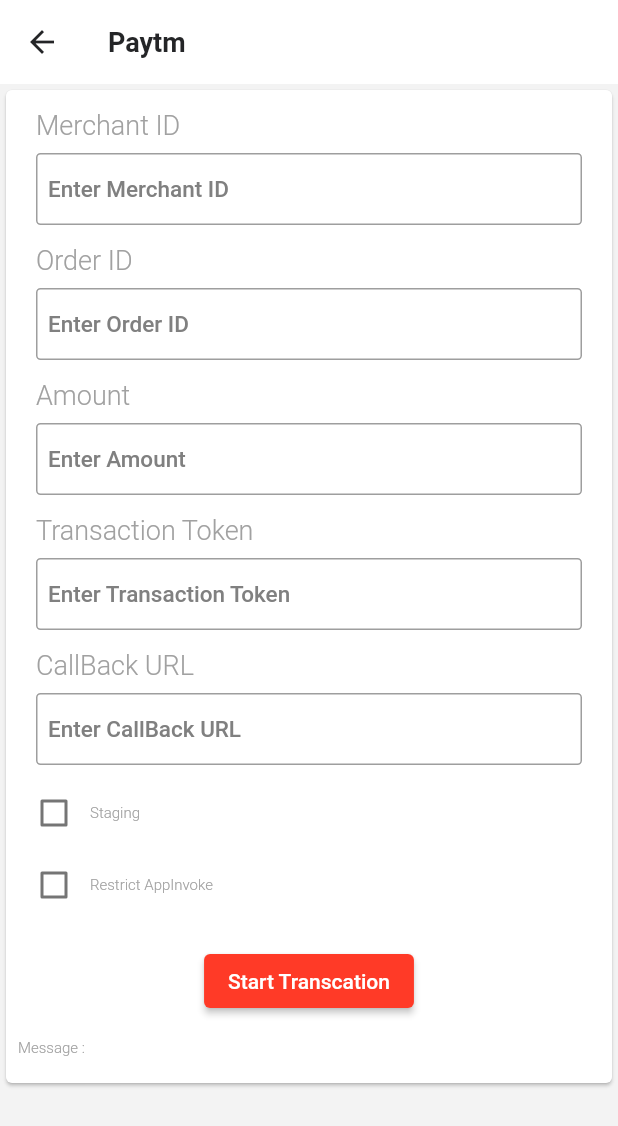
After one commit to fozlerabbi321/all_payment_gateway_flutter, a Flutter app: the PaytmScreen screen opened directly, after a tap on "Start Transcation", on a phone screen of 412 x 824 dp. The commit adds this screen. Shown: the top 1126 px of the screen. Run offline on Flutter 3.47's test engine with Material 2 defaults, Android fonts, the phone set to English and light mode, and no system bars; our stand-ins replace flutter_spinkit, flutter_svg, get, get_storage, google_fonts, shared_preferences; missing offline and left inert: flutter_braintree, flutter_paypal, flutter_paystack, flutter_sslcommerz, flutter_stripe, flutterwave and 2 more; accounts and stored records are empty; network calls fail.

Commit message:
Added paytm payment gateway

```diff
--- a/lib/constants/strings.dart
+++ b/lib/constants/strings.dart
@@ -43,6 +43,8 @@ String kPayStackPublicKey = 'pk_test_d6c9db1c01e54ef274b80c6c5138bcdad41da3c3';
 String kWavePublicKey = 'FLWPUBK_TEST-b100340af976af485842813badb813b9-X';
 String kWaveSecretKey= 'FLWSECK_TEST-d0a5f60a8bf8f7bb7ac05ca75867a0c0-X';
 String kWaveEncryptionKey= 'FLWSECK_TESTb007f3a37e82';
+const String tokenizationKey = 'sandbox_8hxpnkht_kzdtzv2btm4p7s5j';
+
 ///****Don't change***
 const String topicName = 'web_app';
 const int timeoutRequest = 60;
--- a/lib/view/screens/gateway/braintree_screen.dart
+++ b/lib/view/screens/gateway/braintree_screen.dart
@@ -1,5 +1,7 @@
 import 'package:flutter/material.dart';
 import 'package:flutter_braintree/flutter_braintree.dart';
+
+import '../../../constants/strings.dart';
 
 class BraintreeScreen extends StatefulWidget {
   const BraintreeScreen({Key? key}) : super(key: key);
@@ -9,7 +11,6 @@ class BraintreeScreen extends StatefulWidget {
 }
 
 class _MyAppState extends State<BraintreeScreen> {
-  static const String tokenizationKey = 'sandbox_8hxpnkht_kzdtzv2btm4p7s5j';
 
   void showNonce(BraintreePaymentMethodNonce nonce) {
     showDialog(
--- /dev/null
+++ b/lib/view/screens/gateway/paytm_screeen.dart
@@ -0,0 +1,141 @@
+import 'dart:developer';
+
+import 'package:flutter/material.dart';
+import 'dart:async';
+import 'package:flutter/services.dart';
+import 'package:get/get.dart';
+import 'package:paytm_allinonesdk/paytm_allinonesdk.dart';
+import 'widgets/text_filed.dart';
+
+class PaytmScreen extends StatefulWidget {
+  const PaytmScreen({Key? key}) : super(key: key);
+
+  @override
+  State<StatefulWidget> createState() {
+    return _HomeScreenState();
+  }
+}
+
+class _HomeScreenState extends State<PaytmScreen> {
+  String mid = "", orderId = "", amount = "", txnToken = "";
+  String result = "";
+  bool isStaging = false;
+  bool isApiCallInprogress = false;
+  String callbackUrl = "";
+  bool restrictAppInvoke = false;
+  bool enableAssist = true;
+
+  @override
+  void initState() {
+    log("initState");
+    super.initState();
+  }
+
+  @override
+  Widget build(BuildContext context) {
+    return Scaffold(
+      appBar: AppBar(title: Text("Paytm".tr),),
+      body: Card(
+        child: SingleChildScrollView(
+          child: Container(
+            margin: const EdgeInsets.all(8),
+            child: Column(
+              children: <Widget>[
+                EditText('Merchant ID', mid, onChange: (val) => mid = val),
+                EditText('Order ID', orderId, onChange: (val) => orderId = val),
+                EditText('Amount', amount, onChange: (val) => amount = val),
+                EditText('Transaction Token', txnToken,
+                    onChange: (val) => txnToken = val),
+                EditText('CallBack URL', callbackUrl,
+                    onChange: (val) => callbackUrl = val),
+                Row(
+                  children: <Widget>[
+                    Checkbox(
+                        activeColor: Theme.of(context).disabledColor,
+                        value: isStaging,
+                        onChanged: (bool? val) {
+                          setState(() {
+                            isStaging = val!;
+                          });
+                        }),
+                    const Text("Staging")
+                  ],
+                ),
+                Row(
+                  children: <Widget>[
+                    Checkbox(
+                        activeColor: Theme.of(context).disabledColor,
+                        value: restrictAppInvoke,
+                        onChanged: (bool? val) {
+                          setState(() {
+                            restrictAppInvoke = val!;
+                          });
+                        }),
+                    const Text("Restrict AppInvoke")
+                  ],
+                ),
+                Container(
+                  margin: const EdgeInsets.all(16),
+                  child: ElevatedButton(
+                    onPressed: isApiCallInprogress
+                        ? null
+                        : () {
+                      _startTransaction();
+                    },
+                    child: const Text('Start Transcation'),
+                  ),
+                ),
+                Container(
+                  alignment: Alignment.bottomLeft,
+                  child: const Text("Message : "),
+                ),
+                Text(result),
+              ],
+            ),
+          ),
+        ),
+      ),
+    );
+  }
+
+  Future<void> _startTransaction() async {
+    if (txnToken.isEmpty) {
+      return;
+    }
+    var sendMap = <String, dynamic>{
+      "mid": mid,
+      "orderId": orderId,
+      "amount": amount,
+      "txnToken": txnToken,
+      "callbackUrl": callbackUrl,
+      "isStaging": isStaging,
+      "restrictAppInvoke": restrictAppInvoke,
+      "enableAssist": enableAssist
+    };
+    log(sendMap.toString());
+    try {
+      var response = AllInOneSdk.startTransaction(mid, orderId, amount,
+          txnToken, callbackUrl, isStaging, restrictAppInvoke, enableAssist);
+      response.then((value) {
+        log(value.toString());
+        setState(() {
+          result = value.toString();
+        });
+      }).catchError((onError) {
+        if (onError is PlatformException) {
+          setState(() {
+            result = onError.message.toString() +
+                " \n  " +
+                onError.details.toString();
+          });
+        } else {
+          setState(() {
+            result = onError.toString();
+          });
+        }
+      });
+    } catch (err) {
+      result = err.toString();
+    }
+  }
+}
--- /dev/null
+++ b/lib/view/screens/gateway/widgets/text_filed.dart
@@ -0,0 +1,48 @@
+import 'package:flutter/material.dart';
+
+class EditText extends StatefulWidget {
+  final String text, value;
+  final Function? onChange;
+   const EditText(this.text, this.value, {Key? key, this.onChange}) : super(key: key);
+  @override
+  State<StatefulWidget> createState() {
+    return _EditTextState();
+  }
+}
+
+class _EditTextState extends State<EditText> {
+  @override
+  Widget build(BuildContext context) {
+    return Column(
+      children: <Widget>[
+        Container(
+          child: Text(
+            widget.text,
+            style: const TextStyle(fontSize: 18),
+          ),
+          alignment: Alignment.bottomLeft,
+          margin: const EdgeInsets.fromLTRB(12, 8, 0, 0),
+        ),
+        Container(
+          margin: const EdgeInsets.fromLTRB(12, 8, 12, 8),
+          child: TextField(
+            controller: TextEditingController(text: widget.value),
+            onChanged: widget.onChange as void Function(String)?,
+            decoration: InputDecoration(
+              hintText: 'Enter ${widget.text}',
+              fillColor: Colors.white,
+              contentPadding: const EdgeInsets.fromLTRB(8, 0, 8, 0),
+              border: OutlineInputBorder(
+                borderRadius: BorderRadius.circular(3),
+              ),
+              focusedBorder: OutlineInputBorder(
+                borderSide: const BorderSide(color: Colors.white, width: 1.0),
+                borderRadius: BorderRadius.circular(3),
+              ),
+            ),
+          ),
+        ),
+      ],
+    );
+  }
+}
--- a/lib/view/screens/home/home_screen.dart
+++ b/lib/view/screens/home/home_screen.dart
@@ -18,12 +18,14 @@ import 'package:mystarter/constants/strings.dart';
 import 'package:mystarter/constants/style_data.dart';
 import 'package:mystarter/view/screens/gateway/braintree_screen.dart';
 import 'package:mystarter/view/screens/gateway/flutter_wave_screen.dart';
+import 'package:paytm_allinonesdk/paytm_allinonesdk.dart';
 import 'package:razorpay_flutter/razorpay_flutter.dart';
 
 import '../../../constants/size_config.dart';
 import '../../../helper/stripe_payment_helpter.dart';
 import '../../widgets/default_btn.dart';
 import '../gateway/paystack_screen.dart';
+import '../gateway/paytm_screeen.dart';
 
 class HomeScreen extends StatefulWidget {
   const HomeScreen({Key? key}) : super(key: key);
@@ -38,9 +40,6 @@ class _HomeScreenState extends State<HomeScreen> {
 
   //razorpay
   late Razorpay _razorpay;
-
-  //end razorpay
-
   @override
   void initState() {
     super.initState();
@@ -66,6 +65,7 @@ class _HomeScreenState extends State<HomeScreen> {
         title: Text(
           'Payment Gateway List'.tr,
         ),
+        centerTitle: true,
       ),
       body: SingleChildScrollView(
         child: Padding(
@@ -140,6 +140,15 @@ class _HomeScreenState extends State<HomeScreen> {
                 title: 'SSL Commerz'.tr,
                 onPress: () async {
                   await sslCommercePayment(context);
+                },
+              ),
+              kHeightBox10,
+              DefaultBtn(
+                width: SizeConfig.screenWidth,
+                radius: 10.0,
+                title: 'Paytm'.tr,
+                onPress: () async {
+                  Get.to(() => const PaytmScreen());
                 },
               ),
             ],
@@ -343,5 +352,6 @@ class _HomeScreenState extends State<HomeScreen> {
     showCustomSnackBar(
       "EXTERNAL_WALLET: " + response.walletName!,
     );
-  }
+  }///end razor pay
+
 }
--- a/pubspec.yaml
+++ b/pubspec.yaml
@@ -28,6 +28,7 @@ dependencies:
   flutter_sslcommerz: ^2.1.1-nullsafety.0
   razorpay_flutter: ^1.3.0
   flutter_braintree: ^2.3.1
+  paytm_allinonesdk: ^1.1.7
 
 dev_dependencies:
   flutter_test:
```
Also changed, not shown: pubspec.lock.
